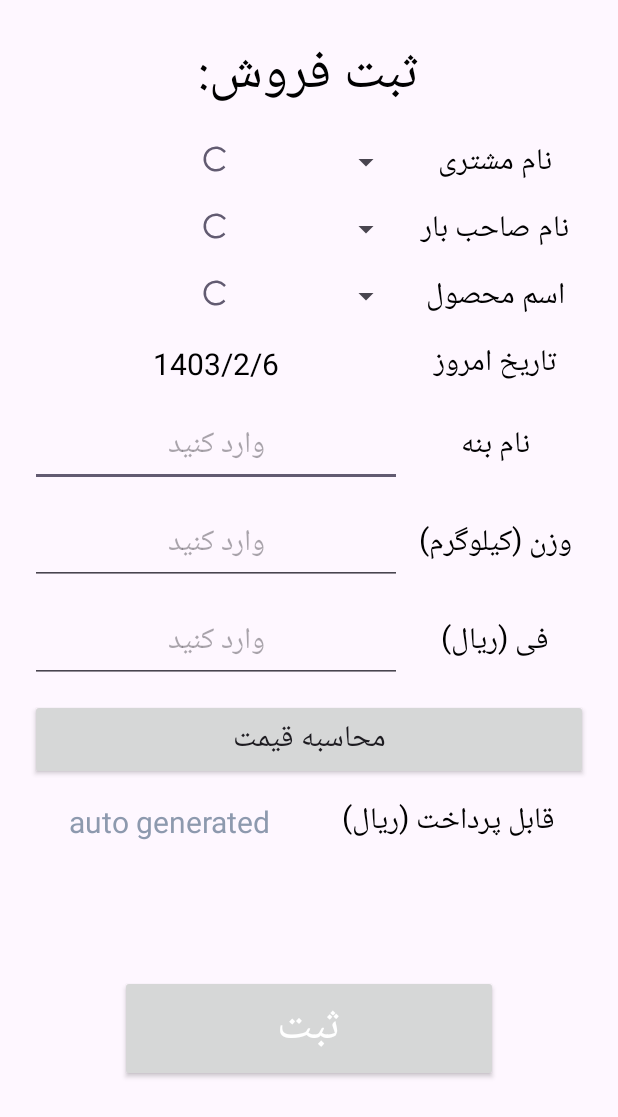
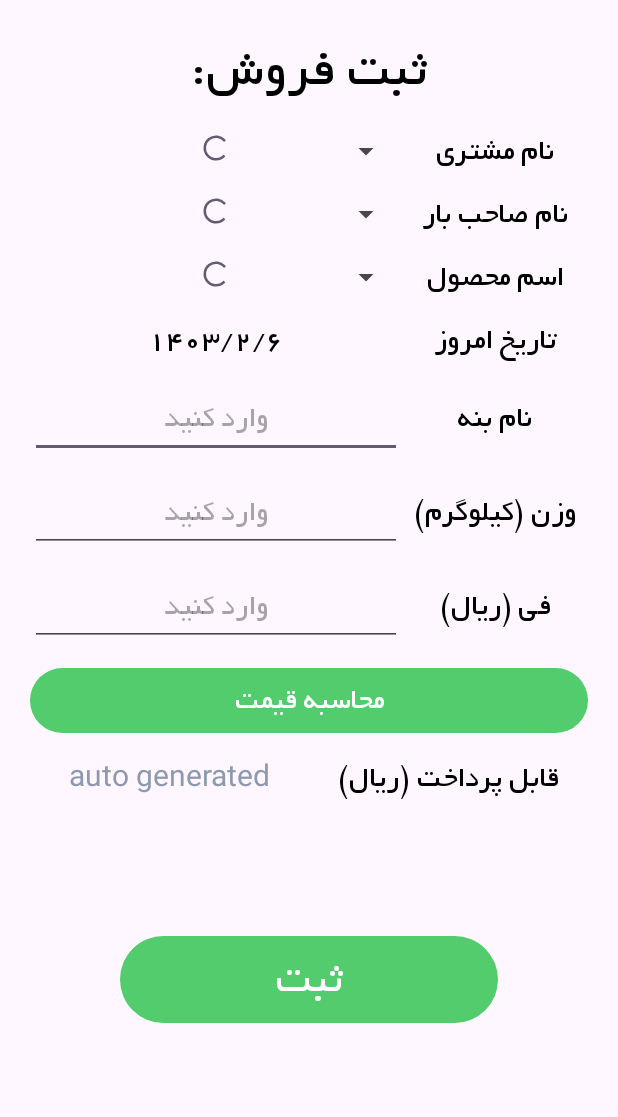
Before and after one commit to hamedhoseini/mirza, an Android app: the SalePage screen opened directly, with no data from a screen before it, on a phone screen of 412 x 824 dp. Shown: the top 1117 px of the screen. Run offline under Robolectric (Android 15) with nearby library versions, the phone set to English and light mode, and no system bars; our stand-ins replace Dagger/Hilt's generated code; libraries missing offline, so code that uses them is left out: com.orhanobut.hawk; 1 statement that could not run was skipped.

Commit message:
Fixed a bug in showing buttons

```diff
--- a/app/src/main/java/com/example/almas/SalePage.kt
+++ b/app/src/main/java/com/example/almas/SalePage.kt
@@ -15,12 +15,13 @@
 import androidx.activity.ComponentActivity
 import androidx.activity.viewModels
 import androidx.annotation.RequiresApi
+import androidx.appcompat.app.AppCompatActivity
 import com.example.almas.util.DateTimeUtil
 import com.example.almas.viewModels.SaleViewModel
 import dagger.hilt.android.AndroidEntryPoint
 
 @AndroidEntryPoint
-class SalePage : ComponentActivity() {
+class SalePage : AppCompatActivity() {
 
     private lateinit var saleSubmitBtn: Button
     private lateinit var saleDateTv: TextView
--- a/app/src/main/res/layout/activity_sale_page.xml
+++ b/app/src/main/res/layout/activity_sale_page.xml
@@ -4,8 +4,8 @@
     xmlns:tools="http://schemas.android.com/tools"
     android:layout_width="match_parent"
     android:layout_height="match_parent"
-    android:layout_gravity="center"
-    tools:context=".SalePage">
+    tools:context=".SalePage"
+    android:layout_gravity="center">
 
     <LinearLayout
         android:layout_width="match_parent"
```
